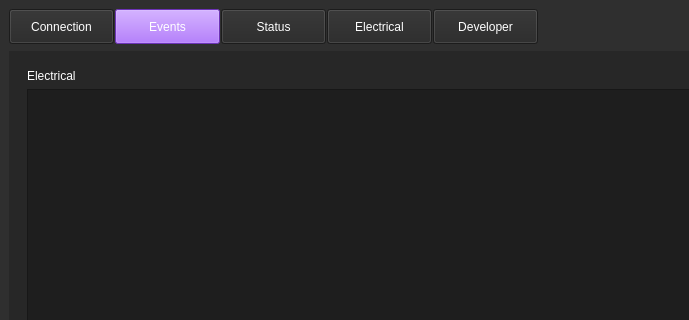
Old version of the form weapon-system-support-software/mainwindow.ui in the repository Team-Controller-NAU/Controller; both pictures show x 0 to 689 and y 0 to 320 of the 1105 by 620 pixel window.
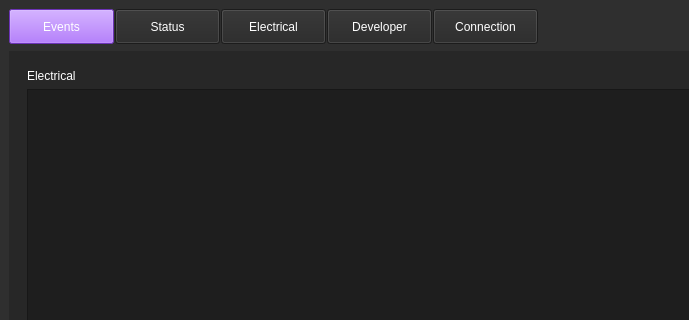
New version of the form. Icons and pictures are not drawn. Custom widgets are drawn as their Qt base class.

Commit message: Fixed top buttons

What changed in the file:
```diff
--- a/weapon-system-support-software/mainwindow.ui
+++ b/weapon-system-support-software/mainwindow.ui
@@ -80,37 +80,6 @@
        <property name="bottomMargin">
         <number>0</number>
        </property>
-       <item alignment="Qt::AlignLeft|Qt::AlignTop">
-        <widget class="QPushButton" name="ConnectionPageButton">
-         <property name="minimumSize">
-          <size>
-           <width>105</width>
-           <height>35</height>
-          </size>
-         </property>
-         <property name="maximumSize">
-          <size>
-           <width>16777215</width>
-           <height>25</height>
-          </size>
-         </property>
-         <property name="styleSheet">
-          <string notr="true">QPushButton {
-	color: rgb(255, 255, 255);
-	background-color: rgb(39, 39, 39);
-	border-color: rgb(255, 255, 255);
-	font: 16pt &quot;Segoe UI&quot;;
-}
-
-QPushButton::hover {
-	background-color: rgb(117, 117, 117);
-}</string>
-         </property>
-         <property name="text">
-          <string>Connection</string>
-         </property>
-        </widget>
-       </item>
        <item alignment="Qt::AlignLeft|Qt::AlignTop">
         <widget class="QPushButton" name="EventsPageButton">
          <property name="minimumSize">
@@ -243,6 +212,37 @@
          </property>
         </widget>
        </item>
+       <item alignment="Qt::AlignTop">
+        <widget class="QPushButton" name="ConnectionPageButton">
+         <property name="minimumSize">
+          <size>
+           <width>105</width>
+           <height>35</height>
+          </size>
+         </property>
+         <property name="maximumSize">
+          <size>
+           <width>16777215</width>
+           <height>25</height>
+          </size>
+         </property>
+         <property name="styleSheet">
+          <string notr="true">QPushButton {
+	color: rgb(255, 255, 255);
+	background-color: rgb(39, 39, 39);
+	border-color: rgb(255, 255, 255);
+	font: 16pt &quot;Segoe UI&quot;;
+}
+
+QPushButton::hover {
+	background-color: rgb(117, 117, 117);
+}</string>
+         </property>
+         <property name="text">
+          <string>Connection</string>
+         </property>
+        </widget>
+       </item>
        <item>
         <widget class="QTextEdit" name="notificationPopUp">
          <property name="enabled">
```
